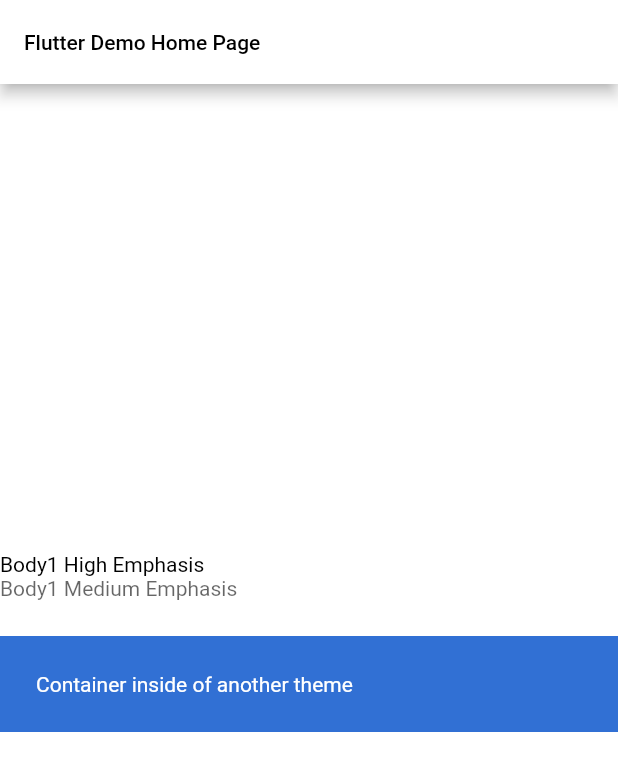
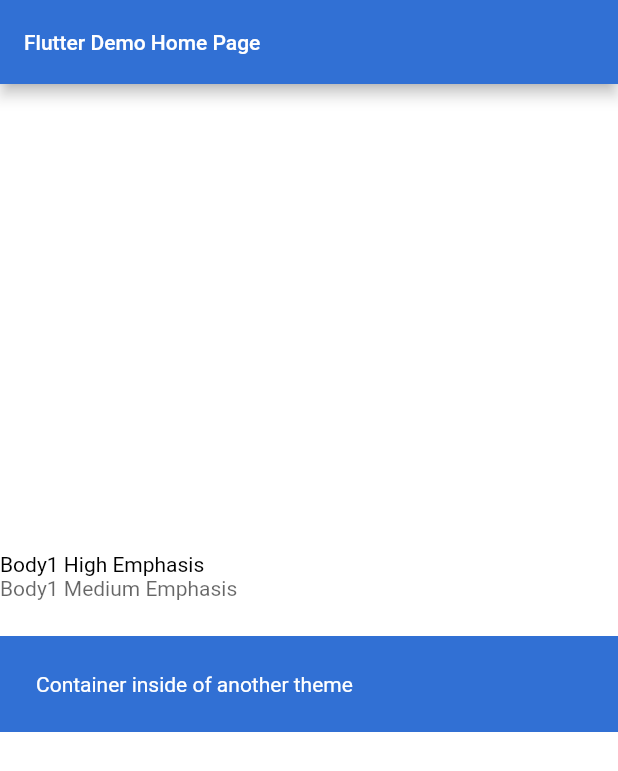
Before and after one commit to douglasiacovelli/poc-theme-flutter, a Flutter app: the screen it shows after launch, on a phone screen of 412 x 824 dp. Shown: the top 771 px of the screen. Run offline on Flutter 3.47's test engine with Material 2 defaults, Android fonts, the phone set to English and light mode, and no system bars.

Commit message:
fixes toolbar theming

```diff
--- a/lib/app_theme.dart
+++ b/lib/app_theme.dart
@@ -13,10 +13,12 @@ class AppTheme {
   Color get backgroundColor => darkMode ? Colors.black : Colors.white;
   Color get highEmphasisColor => darkMode ? Colors.white : Colors.black;
   Color get mediumEmphasisColor => darkMode ? Colors.white80 : Colors.black60;
+  Color get toolbarBackgroundColor => Colors.blue;
   TextStyle get body1 => Typography.body1.copyWith(color: highEmphasisColor);
   TextStyle get body1MediumEmphasis => Typography.body1.copyWith(color: mediumEmphasisColor);
   TextStyle get body2 => Typography.body2.copyWith(color: highEmphasisColor);
   TextStyle get body2MediumEmphasis => Typography.body2.copyWith(color: mediumEmphasisColor);
+  TextStyle get toolbarTextStyle => Typography.body1.copyWith(color: Colors.white);
 }
 
 class Theme2 extends AppTheme {
--- a/lib/main.dart
+++ b/lib/main.dart
@@ -70,10 +70,10 @@ class _MyHomePageState extends State<MyHomePage> {
       builder: (context) => Scaffold(
         backgroundColor: MTheme.of(context).backgroundColor,
         appBar: AppBar(
-          backgroundColor: MTheme.of(context).backgroundColor,
+          backgroundColor: MTheme.of(context).toolbarBackgroundColor,
           title: Text(
             widget.title,
-            style: MTheme.of(context).body1,
+            style: MTheme.of(context).toolbarTextStyle,
           ),
         ),
         body: Center(
```
Also changed, not shown: 1 other file.
